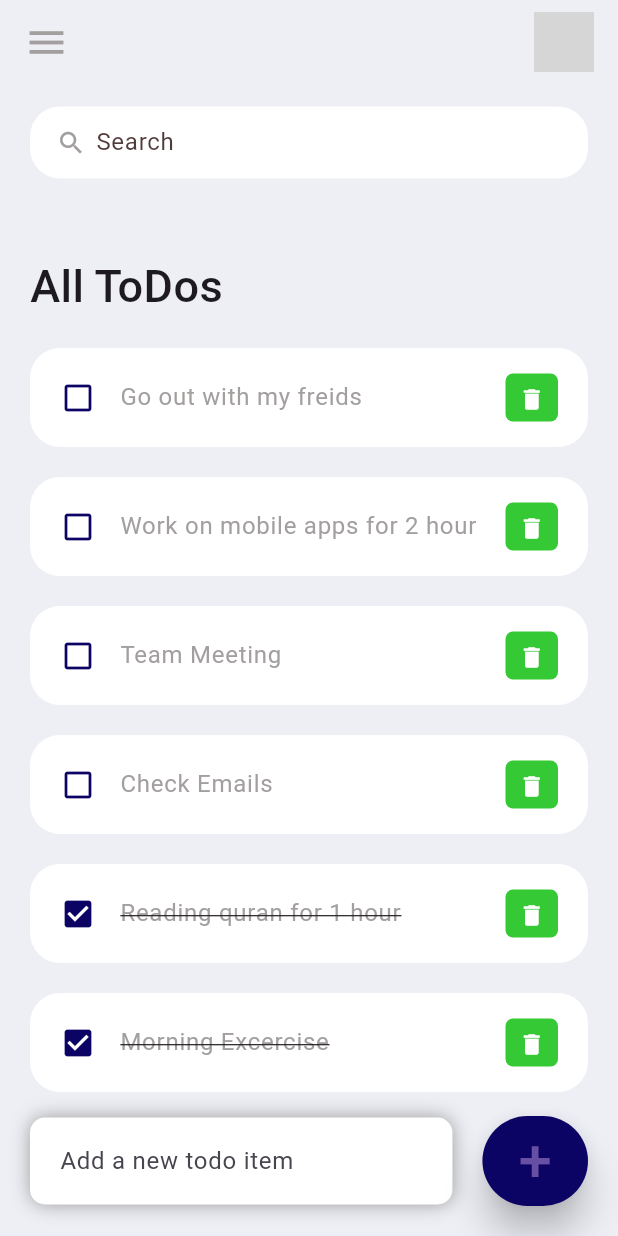
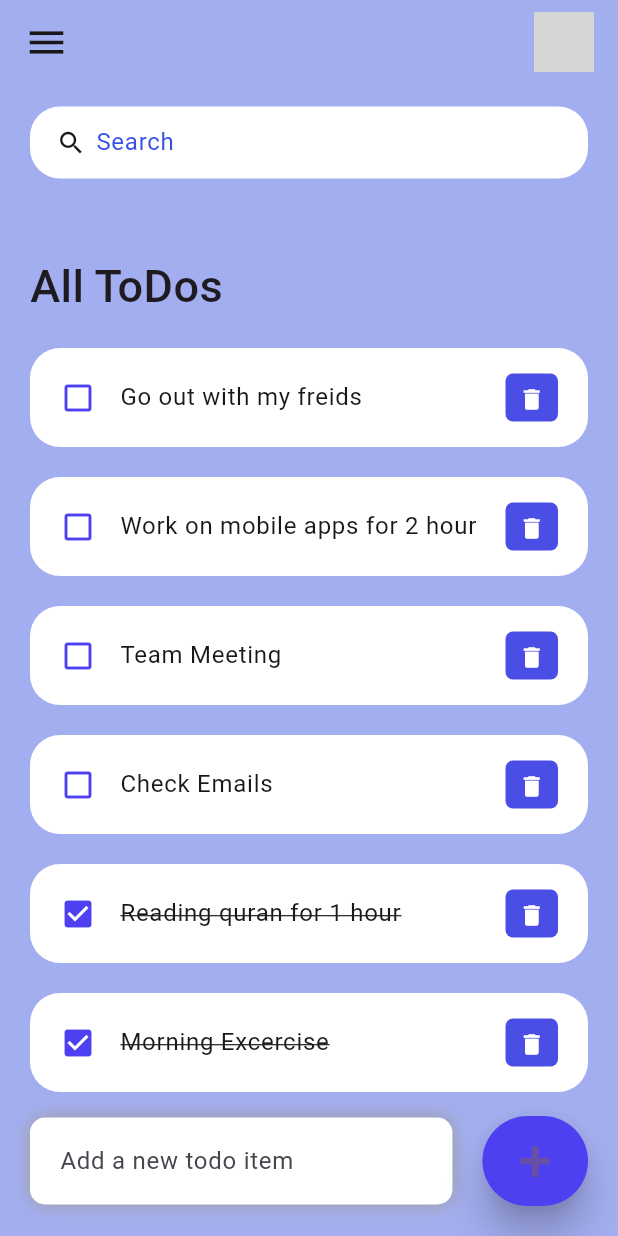
Before and after one commit to HusseinA7/Flutter-MyTodoApp, a Flutter app: the screen it shows after launch, on a phone screen of 412 x 824 dp. Run offline on Flutter 3.47's test engine with Material 3 defaults, Android fonts, the phone set to English and light mode, and no system bars; grey boxes are pictures that could not be loaded.

Commit message:
Background Color Changed

```diff
--- a/lib/constants/colors.dart
+++ b/lib/constants/colors.dart
@@ -1,9 +1,9 @@
 import 'package:flutter/material.dart';
 
-const Color tdRed = Color.fromARGB(255, 53, 202, 53);
-const Color tdBlue = Color.fromARGB(255, 12, 4, 101);
+const Color tdRed = Color.fromARGB(255, 75, 78, 228);
+const Color tdBlue = Color.fromARGB(255, 76, 64, 240);
 
-const Color tdBlack = Color.fromARGB(255, 163, 159, 159);
-const Color tdGrey = Color.fromARGB(255, 81, 60, 60);
+const Color tdBlack = Color.fromARGB(255, 25, 23, 23);
+const Color tdGrey = Color.fromARGB(255, 56, 80, 232);
 
-const Color tdBGColor = Color(0xFFEEEFF5);
+const Color tdBGColor = Color.fromARGB(255, 163, 174, 240);
```
